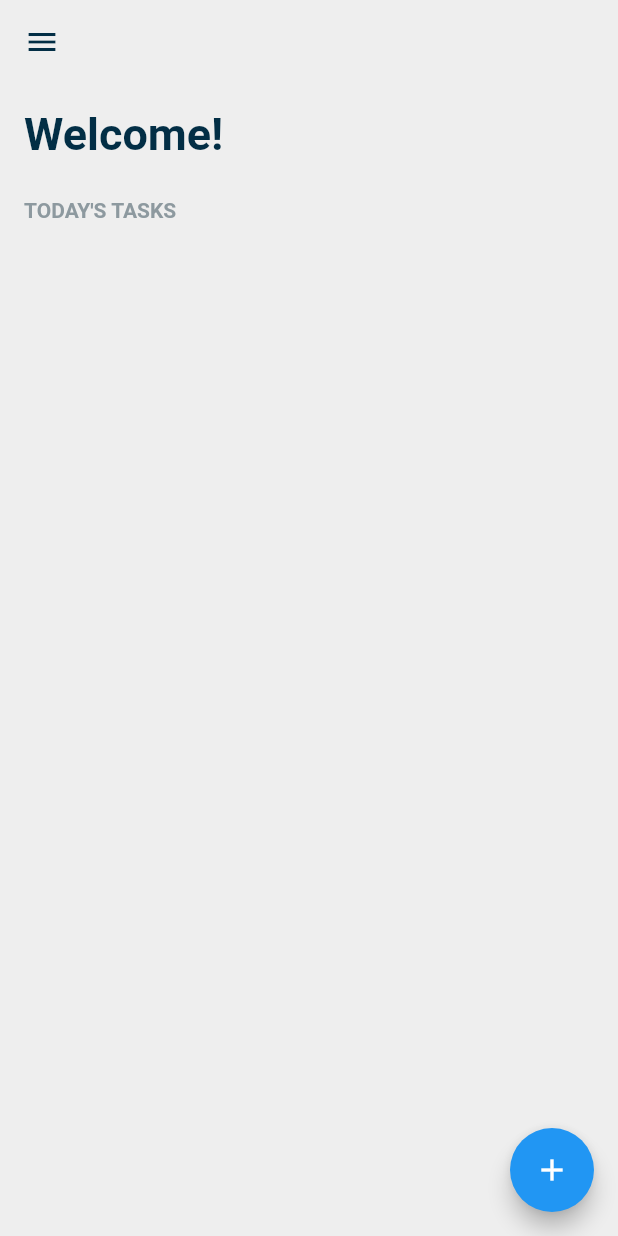
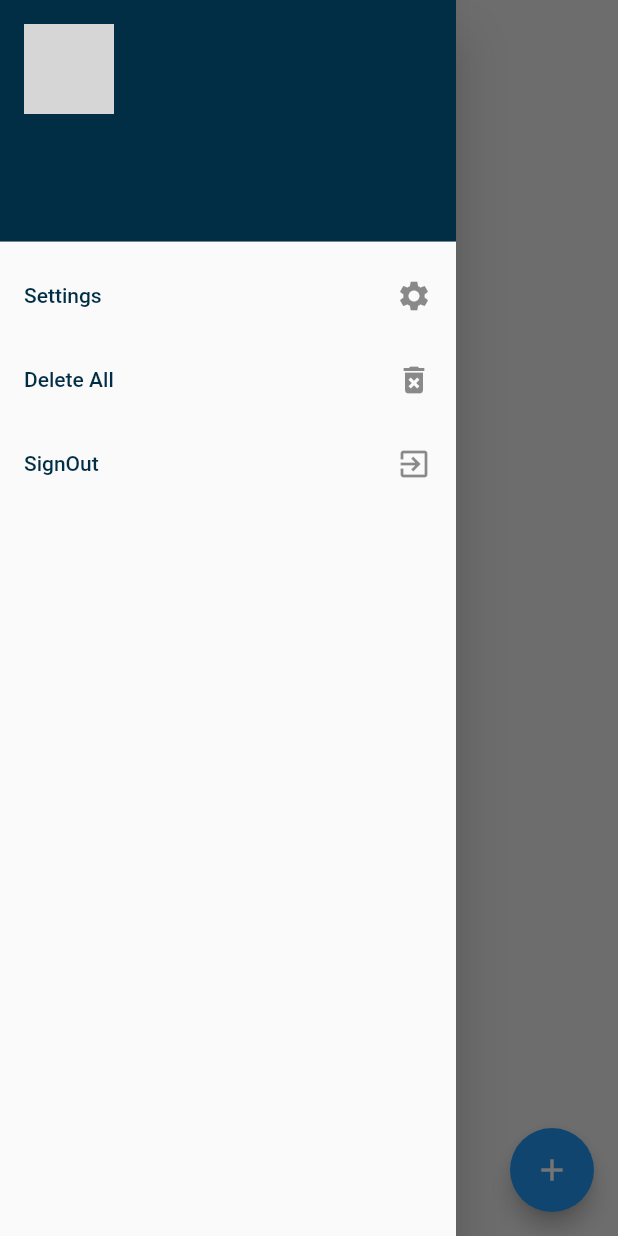
Before and after one commit to nandam2003/Flutter_todoApp, a Flutter app: the Home screen opened directly, with the side drawer open (before the commit the screen has no drawer), on a phone screen of 412 x 824 dp. Run offline on Flutter 3.47's test engine with Material 2 defaults, Android fonts, the phone set to English and light mode, and no system bars; our stand-ins replace firebase_auth, firebase_core, flutter_slidable, google_sign_in, sqflite; accounts and stored records are empty; network calls fail; grey boxes are pictures that could not be loaded.

Commit message:
added google auth

```diff
--- a/lib/screens/add_todo.dart
+++ b/lib/screens/add_todo.dart
@@ -1,5 +1,5 @@
 import 'package:flutter/material.dart';
-import 'package:flutter_application_1/database/database_helper.dart';
+import 'package:flutter_application_1/services/database_helper.dart';
 import 'package:flutter_application_1/data/task_data.dart';
 
 class AddTodo extends StatelessWidget {
@@ -40,7 +40,7 @@ class AddTodo extends StatelessWidget {
           children: [
             Expanded(
               child: Container(
-                alignment: Alignment(0, -0.25),
+                alignment: const Alignment(0, -0.25),
                 padding: const EdgeInsets.all(16),
                 child: TextField(
                   controller: textController,
--- a/lib/screens/home.dart
+++ b/lib/screens/home.dart
@@ -1,6 +1,7 @@
+import 'package:firebase_auth/firebase_auth.dart';
 import 'package:flutter/material.dart';
 import 'package:flutter_application_1/screens/add_todo.dart';
-import 'package:flutter_application_1/database/database_helper.dart';
+import 'package:flutter_application_1/services/database_helper.dart';
 import 'package:flutter_application_1/data/task_data.dart';
 import 'package:flutter_slidable/flutter_slidable.dart';
 
@@ -15,6 +16,7 @@ class _HomeState extends State<Home> {
   DataBaseHelper dataBaseHelper = DataBaseHelper();
   var todoList;
   int count = 0;
+  final _currentUser = FirebaseAuth.instance.currentUser;
 
   @override
   void initState() {
@@ -27,14 +29,54 @@ class _HomeState extends State<Home> {
   Widget build(BuildContext context) {
     return Scaffold(
       backgroundColor: Colors.grey[200],
+      drawer: Drawer(
+        child: ListView(
+          padding: EdgeInsets.zero,
+          children: [
+            DrawerHeader(
+              decoration: const BoxDecoration(
+                color: Color.fromARGB(255, 2, 46, 69),
+              ),
+              child: Column(
+                crossAxisAlignment: CrossAxisAlignment.start,
+                children: [
+                  CircleAvatar(
+                    backgroundImage:
+                        NetworkImage(_currentUser!.photoURL.toString()),
+                    radius: 30,
+                  ),
+                  const SizedBox(
+                    height: 10,
+                  ),
+                  Text(
+                    _currentUser!.displayName.toString(),
+                    style: const TextStyle(
+                      color: Colors.white,
+                      fontSize: 20,
+                      fontWeight: FontWeight.w700,
+                    ),
+                  ),
+                  Text(
+                    _currentUser!.email.toString(),
+                    style: const TextStyle(
+                        color: Colors.white, fontWeight: FontWeight.w200),
+                  ),
+                ],
+              ),
+            ),
+            customLisTile(context, 'Settings', Icons.settings, () {}),
+            customLisTile(context, 'Delete All', Icons.delete_forever, () {
+              dataBaseHelper.deleteAll();
+              updateListView();
+            }),
+            customLisTile(context, 'SignOut', Icons.exit_to_app, () {
+              FirebaseAuth.instance.signOut();
+            }),
+          ],
+        ),
+      ),
       appBar: AppBar(
-        leading: IconButton(
-          icon: const Icon(
-            Icons.menu,
-            color: Color.fromARGB(255, 2, 46, 69),
-          ),
-          onPressed: () {},
-        ),
+        iconTheme: const IconThemeData(color: Color.fromARGB(255, 2, 46, 69)),
         backgroundColor: Colors.grey[200],
         elevation: 0,
         centerTitle: true,
@@ -81,6 +123,25 @@ class _HomeState extends State<Home> {
         backgroundColor: Colors.blue,
         child: const Icon(Icons.add),
       ),
+    );
+  }
+
+  ListTile customLisTile(
+      BuildContext context, String text, IconData? icon, onclick) {
+    return ListTile(
+      title: Text(
+        text,
+        style: const TextStyle(
+          color: Color.fromARGB(255, 2, 46, 69),
+        ),
+      ),
+      trailing: Icon(
+        icon,
+      ),
+      onTap: () {
+        onclick();
+        Navigator.pop(context);
+      },
     );
   }
 
@@ -139,13 +200,6 @@ class _HomeState extends State<Home> {
                             : null,
                       ),
                     ),
-                    // trailing: todoList[index].isDone?IconButton(
-                    //   onPressed: () async {
-                    //     await dataBaseHelper.delete(todoList[index]);
-                    //     await updateListView();
-                    //   },
-                    //   icon: const Icon(Icons.delete),
-                    // ):null,
                     onLongPress: () {
                       updateNav(
                         title: 'Update Todo',
--- a/lib/database/database_helper.dart
+++ b/lib/services/database_helper.dart
@@ -72,4 +72,8 @@ class DataBaseHelper {
     return await _db
         .delete(tableName, where: '$columnid=?', whereArgs: [task.id]);
   }
+
+  Future deleteAll() async {
+    await _db.delete(tableName);
+  }
 }
```
Also changed, not shown: lib/login_page.dart (added, +31 -0 lines), lib/main.dart (+18 -3 lines), lib/services/auth_services.dart (added, +20 -0 lines), pubspec.yaml (+6 -1 lines), assets/avatar.webp (added), assets/search.png (added), lib/firebase_options.dart (added), pubspec.lock, 5 other files.
